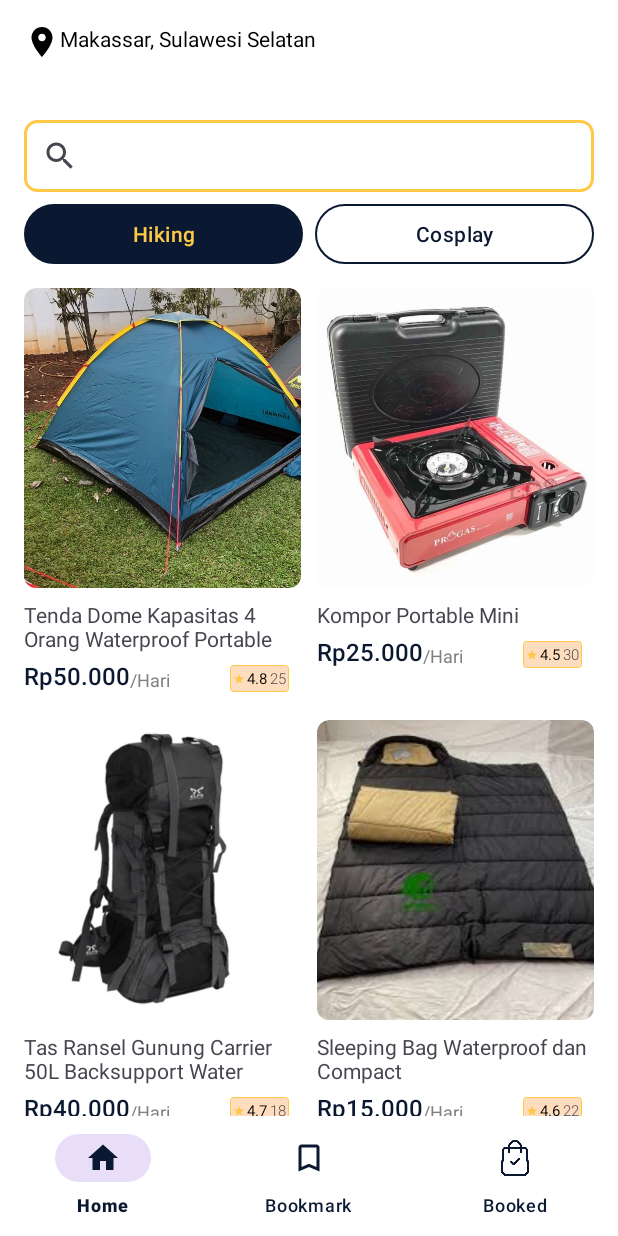
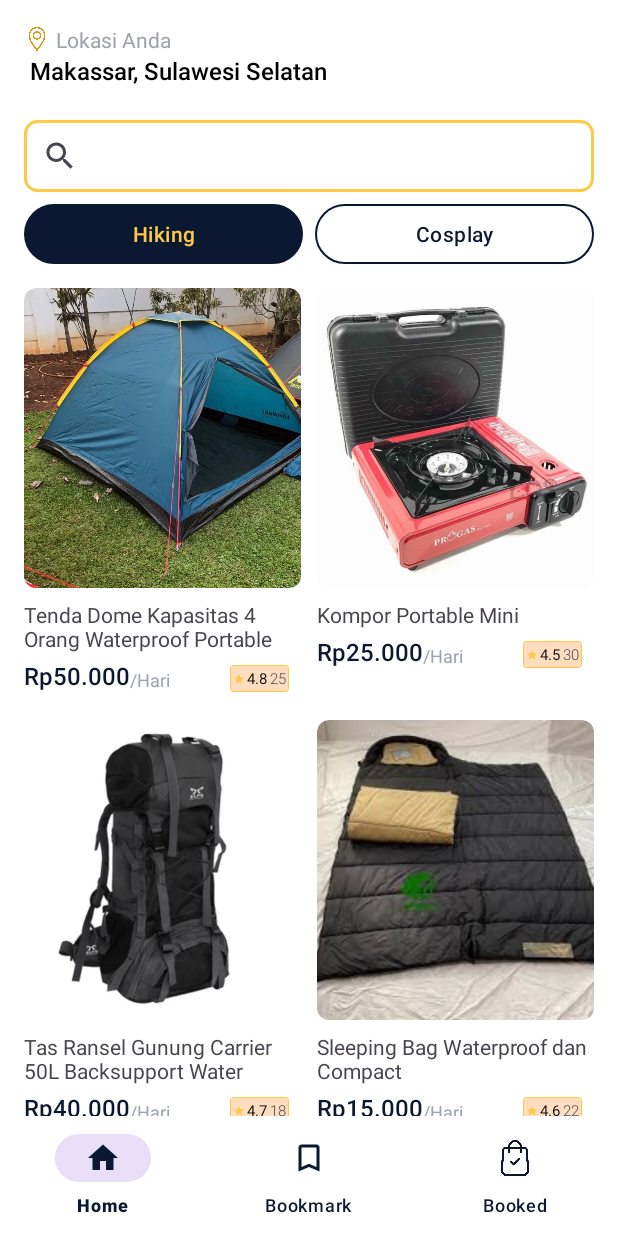
Before and after one commit to Rentby/rentby-mobile-app, an Android app: the MainActivity screen opened directly, with no data from a screen before it, on a phone screen of 412 x 824 dp. Run offline under Robolectric (Android 15) with nearby library versions, the light colour scheme and no system bars; our stand-ins replace Firebase (no records; nobody signed in at launch, a user with empty details on screens opened directly); pictures from the network do not load; 1 statement that could not run was skipped.

Commit message:
fix: main activity styling

```diff
--- a/app/src/main/java/com/rentby/rentbymobile/data/retrofit/ApiConfig.kt
+++ b/app/src/main/java/com/rentby/rentbymobile/data/retrofit/ApiConfig.kt
@@ -13,7 +13,7 @@ class ApiConfig {
             val authInterceptor = Interceptor { chain ->
                 val req = chain.request()
                 val requestHeaders = req.newBuilder()
-                    .addHeader("api-key", "ac6e70be940b9422528ccb758353b8ae7dfa865f6359842034819d44f9153794")
+                    .addHeader("api-key", "f38bde21800e00d75d9b5486629ca79c710f904e233ff149528507a8eb6c43ee")
                     .build()
                 chain.proceed(requestHeaders)
             }
--- a/app/src/main/java/com/rentby/rentbymobile/ui/main/MainActivity.kt
+++ b/app/src/main/java/com/rentby/rentbymobile/ui/main/MainActivity.kt
@@ -47,6 +47,41 @@ class MainActivity : AppCompatActivity() {
             insets
         }
 
+        setupAuth()
+        setupNavigation()
+        setupRecyclerView()
+    }
+
+    private fun setupRecyclerView() {
+        val productAdapter = ProductAdapter(ProductList.getProducts())
+        binding.recyclerView.adapter = productAdapter
+        binding.recyclerView.layoutManager = GridLayoutManager(this, 2)
+        binding.recyclerView.addItemDecoration(GridSpacingItemDecoration(2, 16, false))
+    }
+
+    private fun setupNavigation() {
+        val bottomNavigationItemView = binding.bottomNavigation
+        bottomNavigationItemView.setOnItemSelectedListener  { item ->
+            when(item.itemId) {
+                R.id.home -> {
+                    // Respond to navigation item 1 click
+                    true
+                }
+                R.id.bookmark -> {
+                    // Respond to navigation item 2 click
+                    true
+                }
+                R.id.booked -> {
+                    Log.d("TestNavi", "Clicked")
+                    signOut()
+                    true
+                }
+                else -> false
+            }
+        }
+    }
+
+    private fun setupAuth(){
         auth = Firebase.auth
         val firebaseUser = auth.currentUser
 
@@ -72,32 +107,6 @@ class MainActivity : AppCompatActivity() {
                 .error(R.drawable.ic_profile) // Optional: error image
                 .into(binding.userPhoto) // Ensure the ID is correct
         }
-
-        val bottomNavigationItemView = binding.bottomNavigation
-        bottomNavigationItemView.setOnItemSelectedListener  { item ->
-            when(item.itemId) {
-                R.id.home -> {
-                    // Respond to navigation item 1 click
-                    true
-                }
-                R.id.bookmark -> {
-                    // Respond to navigation item 2 click
-                    true
-                }
-                R.id.booked -> {
-                    Log.d("TestNavi", "Clicked")
-                    signOut()
-                    true
-                }
-                else -> false
-            }
-        }
-
-        val productAdapter = ProductAdapter(ProductList.getProducts())
-        binding.recyclerView.adapter = productAdapter
-        binding.recyclerView.layoutManager = GridLayoutManager(this, 2)
-        binding.recyclerView.addItemDecoration(GridSpacingItemDecoration(2, 16, false))
-
     }
 
     private fun signOut() {
--- a/app/src/main/res/layout/activity_main.xml
+++ b/app/src/main/res/layout/activity_main.xml
@@ -14,24 +14,40 @@
         android:orientation="horizontal">
 
         <ImageView
-            android:id="@+id/imageView3"
-            android:layout_width="24dp"
-            android:layout_height="24dp"
+            android:id="@+id/icLocation"
+            android:layout_width="17dp"
+            android:layout_height="16dp"
             android:layout_marginStart="16dp"
-            android:layout_marginTop="16dp"
-            android:src="@drawable/ic_location"
+            android:layout_marginTop="18dp"
+            android:src="@drawable/location"
             app:layout_constraintStart_toStartOf="parent"
             app:layout_constraintTop_toTopOf="parent"
-            app:tint="#000000" />
+            app:tint="#D39C17" />
 
         <TextView
             android:layout_width="wrap_content"
             android:layout_height="wrap_content"
-            android:layout_marginTop="16dp"
+            android:layout_marginStart="4dp"
+            android:layout_marginTop="2dp"
+            android:fontFamily="sans-serif-medium"
             android:text="Makassar, Sulawesi Selatan"
             android:textColor="#000000"
-            app:layout_constraintStart_toEndOf="@+id/imageView3"
-            app:layout_constraintTop_toTopOf="parent" />
+            android:textSize="16sp"
+            app:layout_constraintStart_toStartOf="@+id/icLocation"
+            app:layout_constraintTop_toBottomOf="@+id/icLocation" />
+
+        <TextView
+            android:id="@+id/textView"
+            android:layout_width="wrap_content"
+            android:layout_height="wrap_content"
+            android:layout_marginStart="4dp"
+            android:fontFamily="sans-serif"
+            android:text="Lokasi Anda"
+            android:textColor="@color/text_secondary"
+            android:textSize="14sp"
+            app:layout_constraintBottom_toBottomOf="@+id/icLocation"
+            app:layout_constraintStart_toEndOf="@+id/icLocation"
+            app:layout_constraintTop_toTopOf="@+id/icLocation" />
 
         <ImageView
             android:id="@+id/userPhoto"
--- a/app/src/main/res/layout/item_product.xml
+++ b/app/src/main/res/layout/item_product.xml
@@ -68,7 +68,7 @@
                 android:layout_width="wrap_content"
                 android:layout_height="wrap_content"
                 android:text="@string/per_day"
-                android:textColor="@android:color/tertiary_text_light"
+                android:textColor="@color/text_secondary"
                 android:textSize="12sp"
                 card_view:layout_constraintBottom_toBottomOf="@+id/tvProductPrice"
                 card_view:layout_constraintStart_toEndOf="@+id/tvProductPrice" />
--- a/app/src/main/res/values/colors.xml
+++ b/app/src/main/res/values/colors.xml
@@ -7,6 +7,7 @@
     <color name="unselected_button_color">#FFFFFF</color>
     <color name="rentby_primary">#0A1931</color>
     <color name="rentby_secondary">#FFC947</color>
+    <color name="text_secondary">#9ca3af</color>
     <color name="green">#00FF00</color>
     <color name="blue">#0000FF</color>
     <color name="red">#FF0000</color>
```
Also changed, not shown: app/src/main/res/drawable/location.png (added).
